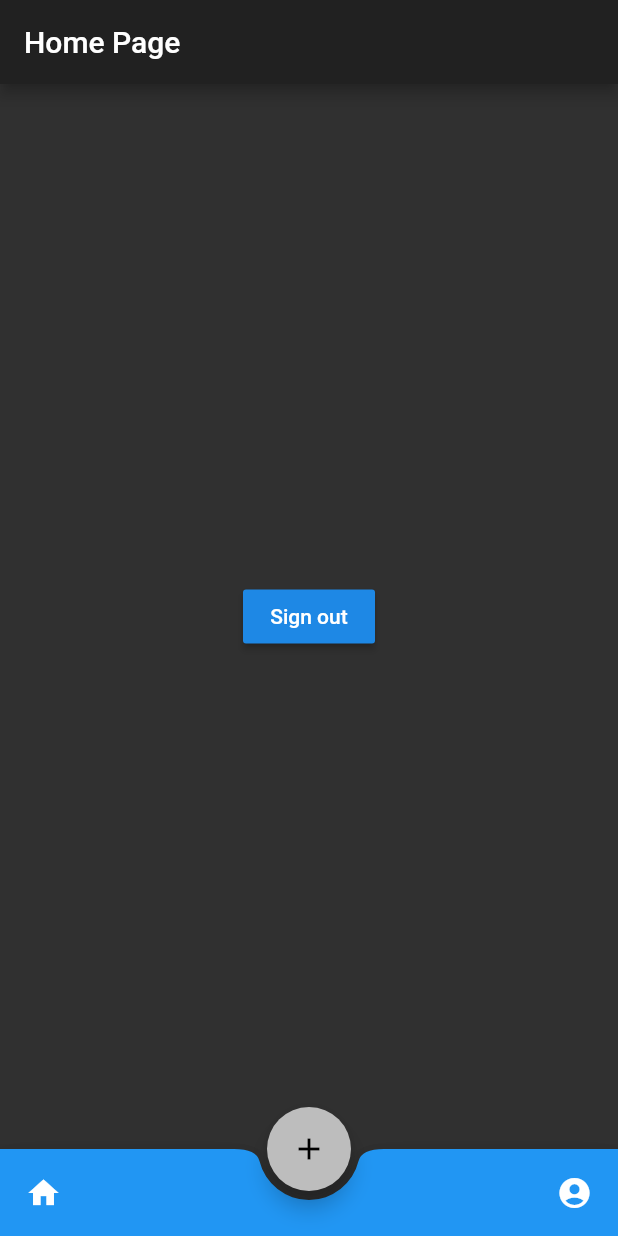
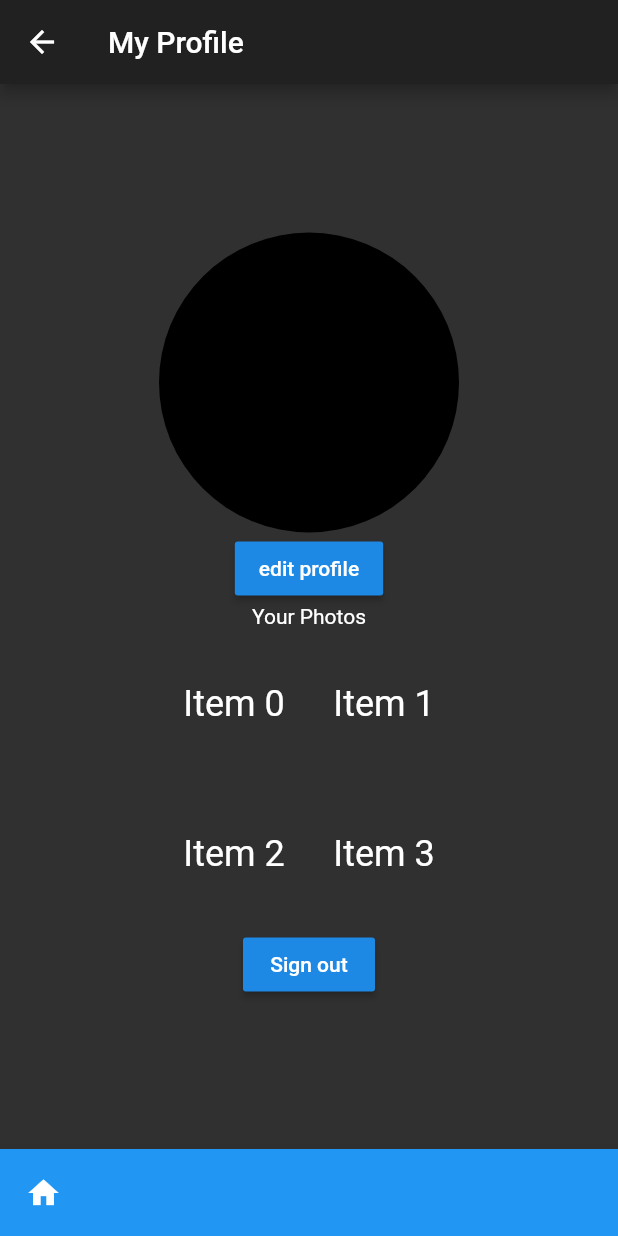
Before and after one commit to bmarden/vlop, a Flutter app: the screen it shows once a user with an empty profile is signed in, after a tap on the "account circle" icon, on a phone screen of 412 x 824 dp. Run offline on Flutter 3.47's test engine with Material 2 defaults, Android fonts, the light colour scheme and no system bars; our stand-ins replace cloud_firestore, firebase_auth, flutter_spinkit, font_awesome_flutter, image_cropper, image_picker and 1 more; accounts and stored records are empty.

Commit message:
profile page added

```diff
--- a/lib/screens/home/home.dart
+++ b/lib/screens/home/home.dart
@@ -1,6 +1,7 @@
 import 'package:flutter/material.dart';
 import 'package:vlop/services/auth_service.dart';
 import 'package:vlop/screens/create_post/create_post.dart';
+import 'package:vlop/screens/profile/profile.dart';
 import 'package:font_awesome_flutter/font_awesome_flutter.dart';
 
 class HomePage extends StatefulWidget {
@@ -54,7 +55,13 @@ class _HomePageState extends State<HomePage> {
               padding: const EdgeInsets.all(5.0),
               child: IconButton(
                 icon: Icon(Icons.account_circle),
-                onPressed: () {},
+                onPressed: () {
+                  Navigator.of(context).push(
+                    MaterialPageRoute(
+                      builder: (context) => profilePage(),
+                    ),
+                  );
+                },
               ),
             )
           ],
--- /dev/null
+++ b/lib/screens/profile/profile.dart
@@ -0,0 +1,85 @@
+import 'package:flutter/material.dart';
+import 'package:vlop/models/photo.dart';
+import 'package:vlop/services/auth_service.dart';
+import 'package:provider/provider.dart';
+import 'package:cloud_firestore/cloud_firestore.dart';
+import 'package:vlop/models/user.dart';
+
+class profilePage extends StatefulWidget {
+  @override
+  _profilePageState createState() => _profilePageState();
+}
+
+class _profilePageState extends State<profilePage> {
+  final AuthService _auth = AuthService();
+  Photo _profilePhoto;
+
+  @override
+  Widget build(BuildContext context) {
+    final user = Provider.of<User>(context);
+    return Scaffold(
+      appBar: AppBar(
+        title: Text("My Profile"),
+      ),
+      bottomNavigationBar: BottomAppBar(
+        color: Colors.blue[500],
+        elevation: 8.0,
+        shape: CircularNotchedRectangle(),
+        notchMargin: 6.0,
+        child: Row(
+          mainAxisSize: MainAxisSize.max,
+          mainAxisAlignment: MainAxisAlignment.spaceBetween,
+          children: <Widget>[
+            Padding(
+              padding: const EdgeInsets.all(5.0),
+              child: IconButton(
+                icon: Icon(Icons.home),
+                onPressed: () {
+                  Navigator.pop(context);
+                },
+              ),
+            ),
+          ],
+        ),
+      ),
+      body: Center(
+        child: Column(
+          mainAxisAlignment: MainAxisAlignment.center,
+          children: <Widget>[
+            CircleAvatar(
+              radius: 100,
+              child: Text(user.uid),
+            ),
+            RaisedButton(
+              child: Text("edit profile"),
+              onPressed: () {},
+            ),
+            Text("Your Photos"),
+            SizedBox(
+              height: 200,
+              width: 200,
+              child: GridView.count(
+                crossAxisCount: 2,
+                children: List.generate(10, (index) {
+                  return Center(
+                    child: Text(
+                      'Item $index',
+                      style: Theme.of(context).textTheme.headline,
+                    ),
+                  );
+                }),
+              ),
+            ),
+            RaisedButton(
+              child: Text("Sign out"),
+              // Using the AuthService to sign the current user out of Firebase
+              onPressed: () async {
+                await _auth.logout();
+              },
+            )
+          ],
+        ),
+      ),
+    );
+  }
+}
```
Also changed, not shown: 1 other file.
